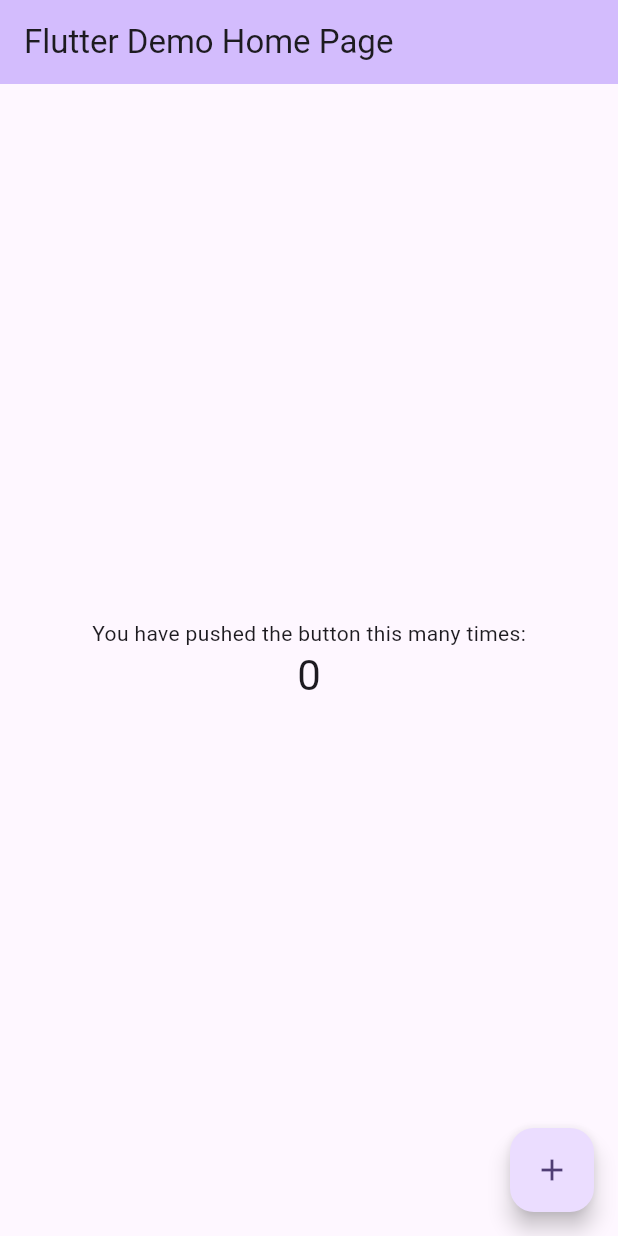
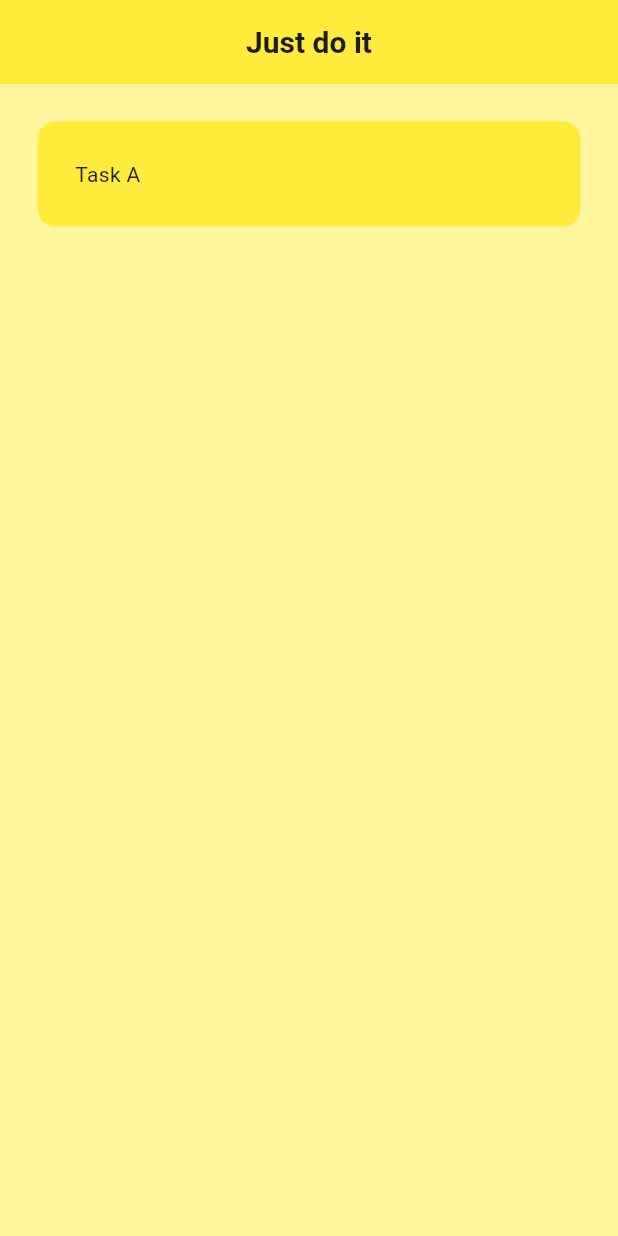
Before and after one commit to BenKi011/todoApp, a Flutter app: the screen it shows after launch, on a phone screen of 412 x 824 dp. Run offline on Flutter 3.47's test engine with Material 3 defaults, Android fonts, the phone set to English and light mode, and no system bars.

Commit message:
Adds Initial Setup for the app (#1)

```diff
--- /dev/null
+++ b/lib/assets/todo_tile.dart
@@ -0,0 +1,21 @@
+import 'package:flutter/material.dart';
+
+class ToDoTile extends StatelessWidget {
+  const ToDoTile
+({super.key});
+
+  @override
+  Widget build(BuildContext context) {
+    return Padding(
+      padding: const EdgeInsets.all(25.0),
+      child:  Container(
+        padding: const EdgeInsets.all(25),
+        decoration: BoxDecoration(
+          color: Colors.yellow,
+          borderRadius: BorderRadius.circular(12),
+        ),
+        child: Text("Task A") ,
+      ),
+    );
+  }
+}
--- a/lib/main.dart
+++ b/lib/main.dart
@@ -1,4 +1,5 @@
 import 'package:flutter/material.dart';
+import 'package:todo_app/pages/home_page.dart';
 
 void main() {
   runApp(const MyApp());
@@ -7,119 +8,11 @@ void main() {
 class MyApp extends StatelessWidget {
   const MyApp({super.key});
 
-  // This widget is the root of your application.
   @override
   Widget build(BuildContext context) {
-    return MaterialApp(
-      title: 'Flutter Demo',
-      theme: ThemeData(
-        // This is the theme of your application.
-        //
-        // TRY THIS: Try running your application with "flutter run". You'll see
-        // the application has a purple toolbar. Then, without quitting the app,
-        // try changing the seedColor in the colorScheme below to Colors.green
-        // and then invoke "hot reload" (save your changes or press the "hot
-        // reload" button in a Flutter-supported IDE, or press "r" if you used
-        // the command line to start the app).
-        //
-        // Notice that the counter didn't reset back to zero; the application
-        // state is not lost during the reload. To reset the state, use hot
-        // restart instead.
-        //
-        // This works for code too, not just values: Most code changes can be
-        // tested with just a hot reload.
-        colorScheme: ColorScheme.fromSeed(seedColor: Colors.deepPurple),
-        useMaterial3: true,
-      ),
-      home: const MyHomePage(title: 'Flutter Demo Home Page'),
+    return  MaterialApp(
+      debugShowCheckedModeBanner: false,
+      home: HomePage()
     );
   }
 }
-
-class MyHomePage extends StatefulWidget {
-  const MyHomePage({super.key, required this.title});
-
-  // This widget is the home page of your application. It is stateful, meaning
-  // that it has a State object (defined below) that contains fields that affect
-  // how it looks.
-
-  // This class is the configuration for the state. It holds the values (in this
-  // case the title) provided by the parent (in this case the App widget) and
-  // used by the build method of the State. Fields in a Widget subclass are
-  // always marked "final".
-
-  final String title;
-
-  @override
-  State<MyHomePage> createState() => _MyHomePageState();
-}
-
-class _MyHomePageState extends State<MyHomePage> {
-  int _counter = 0;
-
-  void _incrementCounter() {
-    setState(() {
-      // This call to setState tells the Flutter framework that something has
-      // changed in this State, which causes it to rerun the build method below
-      // so that the display can reflect the updated values. If we changed
-      // _counter without calling setState(), then the build method would not be
-      // called again, and so nothing would appear to happen.
-      _counter++;
-    });
-  }
-
-  @override
-  Widget build(BuildContext context) {
-    // This method is rerun every time setState is called, for instance as done
-    // by the _incrementCounter method above.
-    //
-    // The Flutter framework has been optimized to make rerunning build methods
-    // fast, so that you can just rebuild anything that needs updating rather
-    // than having to individually change instances of widgets.
-    return Scaffold(
-      appBar: AppBar(
-        // TRY THIS: Try changing the color here to a specific color (to
-        // Colors.amber, perhaps?) and trigger a hot reload to see the AppBar
-        // change color while the other colors stay the same.
-        backgroundColor: Theme.of(context).colorScheme.inversePrimary,
-        // Here we take the value from the MyHomePage object that was created by
-        // the App.build method, and use it to set our appbar title.
-        title: Text(widget.title),
-      ),
-      body: Center(
-        // Center is a layout widget. It takes a single child and positions it
-        // in the middle of the parent.
-        child: Column(
-          // Column is also a layout widget. It takes a list of children and
-          // arranges them vertically. By default, it sizes itself to fit its
-          // children horizontally, and tries to be as tall as its parent.
-          //
-          // Column has various properties to control how it sizes itself and
-          // how it positions its children. Here we use mainAxisAlignment to
-          // center the children vertically; the main axis here is the vertical
-          // axis because Columns are vertical (the cross axis would be
-          // horizontal).
-          //
-          // TRY THIS: Invoke "debug painting" (choose the "Toggle Debug Paint"
-          // action in the IDE, or press "p" in the console), to see the
-          // wireframe for each widget.
-          mainAxisAlignment: MainAxisAlignment.center,
-          children: <Widget>[
-            const Text(
-              'You have pushed the button this many times:',
-            ),
-            Text(
-              '$_counter',
-              style: Theme.of(context).textTheme.headlineMedium,
-            ),
-          ],
-        ),
-      ),
-      floatingActionButton: FloatingActionButton(
-        onPressed: _incrementCounter,
-        tooltip: 'Increment',
-        child: const Icon(Icons.add),
-      ), // This trailing comma makes auto-formatting nicer for build methods.
-    );
-  }
-}
--- /dev/null
+++ b/lib/pages/home_page.dart
@@ -0,0 +1,26 @@
+import 'package:flutter/material.dart';
+import 'package:todo_app/assets/todo_tile.dart';
+
+class HomePage extends StatelessWidget {
+  const HomePage({super.key});
+
+  @override
+  Widget build(BuildContext context) {
+    return Scaffold(
+      backgroundColor: Colors.yellow[200],
+      appBar: AppBar(
+        backgroundColor: Colors.yellow,
+        title: const Center(child: Text('Just do it',
+        style: TextStyle(
+          fontSize: 20,
+          fontWeight: FontWeight.bold,
+        ) ,)),
+      ),
+      body: ListView(
+        children: const [
+          ToDoTile(),
+        ],
+      ),
+    );
+  }
+}
```
